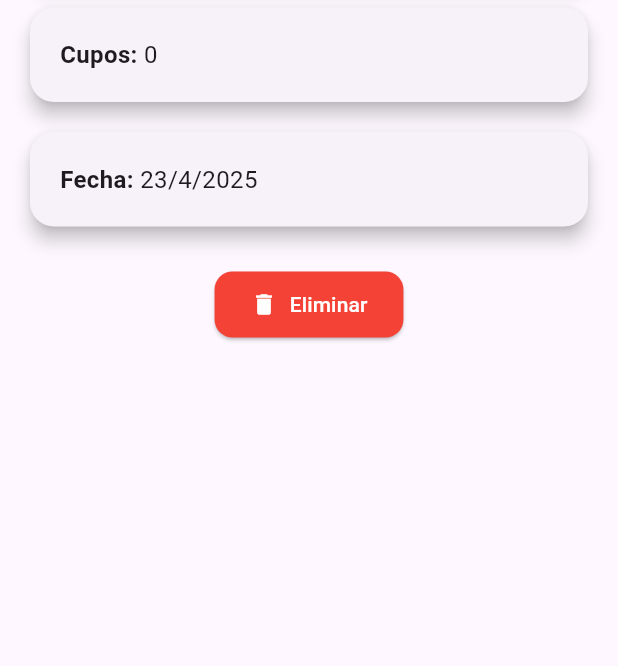
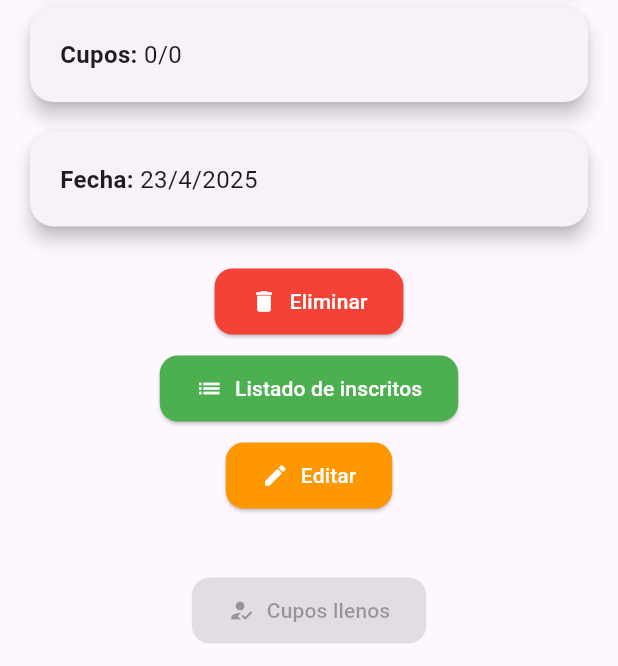
Before and after one commit to Jeffersontroches/Proyecto_lenguajes_programacion, a Flutter app: the DetallePublicacionPage screen opened directly with empty values, on a phone screen of 412 x 824 dp, the part 570-1236 px from its top. Run offline on Flutter 3.47's test engine with Material 3 defaults, Android fonts, the phone set to English and light mode, and no system bars; our stand-ins replace cloud_firestore, firebase_auth, firebase_core, google_sign_in; accounts and stored records are empty; network calls fail.

```diff
--- a/proyecto1.0/proyecto/lib/main.dart
+++ b/proyecto1.0/proyecto/lib/main.dart
@@ -22,7 +22,7 @@ class MyApp extends StatelessWidget {
       routes: {
         '/': (context) => BottomNavScreen(),
         '/login': (context) => LoginPage(),
-        '/publicacion': (context) => CreateMoviePage(),
+        '/publicacion': (context) => CreatePublicacionPage(),
       },
     );
   }
--- a/proyecto1.0/proyecto/lib/pages/DetallePublicacionPage.dart
+++ b/proyecto1.0/proyecto/lib/pages/DetallePublicacionPage.dart
@@ -2,101 +2,116 @@ import 'package:cloud_firestore/cloud_firestore.dart';
 import 'package:firebase_auth/firebase_auth.dart';
 import 'package:flutter/material.dart';
 import 'package:proyecto/models/Publicacion.dart';
+import 'package:proyecto/pages/ListadoInscritosPage.dart';
+import 'package:proyecto/pages/create_publicacion_page.dart';
 
-class DetallePublicacionPage extends StatelessWidget {
+class DetallePublicacionPage extends StatefulWidget {
   final Publicaciones publicacion;
 
   const DetallePublicacionPage({super.key, required this.publicacion});
 
   @override
+  State<DetallePublicacionPage> createState() => _DetallePublicacionPageState();
+}
+
+class _DetallePublicacionPageState extends State<DetallePublicacionPage> {
+  bool _inscrito = false;
+  int _inscritosCount = 0;
+
+  @override
+  void initState() {
+    super.initState();
+    verificarEstado();
+  }
+
+  Future<void> verificarEstado() async {
+    final user = FirebaseAuth.instance.currentUser;
+    if (user == null) return;
+
+    final firestore = FirebaseFirestore.instance;
+
+    final query =
+        await firestore
+            .collection('inscritos')
+            .where('userId', isEqualTo: user.uid)
+            .where('idPublicacion', isEqualTo: widget.publicacion.id)
+            .limit(1)
+            .get();
+
+    final inscritos =
+        await firestore
+            .collection('inscritos')
+            .where('idPublicacion', isEqualTo: widget.publicacion.id)
+            .get();
+
+    if (mounted) {
+      setState(() {
+        _inscrito = query.docs.isNotEmpty;
+        _inscritosCount = inscritos.docs.length;
+      });
+    }
+  }
+
+  Future<void> eliminarPublicacion() async {
+    final firestore = FirebaseFirestore.instance;
+
+    // Eliminar los registros de inscritos para esta publicación
+    final inscritosQuery =
+        await firestore
+            .collection('inscritos')
+            .where('idPublicacion', isEqualTo: widget.publicacion.id)
+            .get();
+
+    for (var doc in inscritosQuery.docs) {
+      await doc.reference.delete();
+    }
+
+    // Eliminar la publicación
+    await firestore
+        .collection('publicacion')
+        .doc(widget.publicacion.id)
+        .delete();
+  }
+
+  @override
   Widget build(BuildContext context) {
-    final String currentUserId = FirebaseAuth.instance.currentUser?.uid ?? '';
+    final User? user = FirebaseAuth.instance.currentUser;
+    final String currentUserId = user?.uid ?? '';
+
+    final bool cuposLlenos = _inscritosCount >= widget.publicacion.cupos;
 
     return Scaffold(
       appBar: AppBar(title: const Text('Detalle de Publicación')),
       body: SingleChildScrollView(
-        child: Padding(
         padding: const EdgeInsets.all(16.0),
         child: Column(
           children: [
             Text(
-                publicacion.titulo,
-                style: const TextStyle(
-                  fontSize: 28,
-                  fontWeight: FontWeight.bold,
-                ),
+              widget.publicacion.titulo,
+              style: const TextStyle(fontSize: 28, fontWeight: FontWeight.bold),
               textAlign: TextAlign.center,
             ),
             const SizedBox(height: 20),
 
-              Card(
-                shape: RoundedRectangleBorder(
-                  borderRadius: BorderRadius.circular(16),
+            // Info cards
+            InfoCard(
+              label: 'Descripción',
+              value: widget.publicacion.descripcion,
             ),
-                elevation: 5,
-                child: Padding(
-                  padding: const EdgeInsets.all(20.0),
-                  child: InfoRow(
-                    label: 'Descripción',
-                    value: publicacion.descripcion,
+            InfoCard(label: 'Área', value: widget.publicacion.area),
+            InfoCard(label: 'Horas', value: '${widget.publicacion.horas}'),
+            InfoCard(
+              label: 'Cupos',
+              value: '$_inscritosCount/${widget.publicacion.cupos}',
             ),
-                ),
-              ),
-              const SizedBox(height: 12),
-
-              Card(
-                shape: RoundedRectangleBorder(
-                  borderRadius: BorderRadius.circular(16),
-                ),
-                elevation: 5,
-                child: Padding(
-                  padding: const EdgeInsets.all(20.0),
-                  child: InfoRow(label: 'Área', value: publicacion.area),
-                ),
-              ),
-              const SizedBox(height: 12),
-
-              Card(
-                shape: RoundedRectangleBorder(
-                  borderRadius: BorderRadius.circular(16),
-                ),
-                elevation: 5,
-                child: Padding(
-                  padding: const EdgeInsets.all(20.0),
-                  child: InfoRow(label: 'Horas', value: '${publicacion.horas}'),
-                ),
-              ),
-              const SizedBox(height: 12),
-
-              Card(
-                shape: RoundedRectangleBorder(
-                  borderRadius: BorderRadius.circular(16),
-                ),
-                elevation: 5,
-                child: Padding(
-                  padding: const EdgeInsets.all(20.0),
-                  child: InfoRow(label: 'Cupos', value: '${publicacion.cupos}'),
-                ),
-              ),
-              const SizedBox(height: 12),
-
-              Card(
-                shape: RoundedRectangleBorder(
-                  borderRadius: BorderRadius.circular(16),
-                ),
-                elevation: 5,
-                child: Padding(
-                  padding: const EdgeInsets.all(20.0),
-                  child: InfoRow(
+            InfoCard(
               label: 'Fecha',
               value:
-                        '${publicacion.fecha.toLocal().day}/${publicacion.fecha.toLocal().month}/${publicacion.fecha.toLocal().year}',
+                  '${widget.publicacion.fecha.toLocal().day}/${widget.publicacion.fecha.toLocal().month}/${widget.publicacion.fecha.toLocal().year}',
             ),
-                ),
-              ),
-              const SizedBox(height: 24),
+            const SizedBox(height: 10),
 
-              if (publicacion.userId == currentUserId)
+            if (widget.publicacion.userId == currentUserId) ...[
               ElevatedButton.icon(
                 style: ElevatedButton.styleFrom(
                   backgroundColor: Colors.red,
@@ -116,7 +131,7 @@ class DetallePublicacionPage extends StatelessWidget {
                         (ctx) => AlertDialog(
                           title: const Text("¿Eliminar publicación?"),
                           content: const Text(
-                              "¿Estás seguro de que deseas eliminar esta publicación? Esta acción no se puede deshacer.",
+                            "¿Estás seguro de que deseas eliminar esta publicación?",
                           ),
                           actions: [
                             TextButton(
@@ -132,16 +147,13 @@ class DetallePublicacionPage extends StatelessWidget {
                   );
 
                   if (confirm == true) {
-                      await FirebaseFirestore.instance
-                          .collection('publicacion')
-                          .doc(publicacion.id)
-                          .delete();
+                    await eliminarPublicacion();
 
                     if (context.mounted) {
                       Navigator.pop(context);
                       ScaffoldMessenger.of(context).showSnackBar(
                         const SnackBar(
-                            content: Text('Publicación eliminada'),
+                          content: Text('Publicación y registros eliminados'),
                         ),
                       );
                     }
@@ -150,30 +162,160 @@ class DetallePublicacionPage extends StatelessWidget {
                 icon: const Icon(Icons.delete),
                 label: const Text('Eliminar'),
               ),
+              const SizedBox(height: 10),
+              ElevatedButton.icon(
+                onPressed: () {
+                  Navigator.push(
+                    context,
+                    MaterialPageRoute(
+                      builder:
+                          (context) => ListadoInscritosPage(
+                            publicacionId: widget.publicacion.id!,
+                          ),
+                    ),
+                  );
+                },
+                icon: const Icon(Icons.list),
+                label: const Text('Listado de inscritos'),
+                style: ElevatedButton.styleFrom(
+                  backgroundColor: Colors.green,
+                  foregroundColor: Colors.white,
+                  padding: const EdgeInsets.symmetric(
+                    horizontal: 24,
+                    vertical: 12,
+                  ),
+                  shape: RoundedRectangleBorder(
+                    borderRadius: BorderRadius.circular(12),
+                  ),
+                ),
+              ),
+              const SizedBox(height: 10),
+              ElevatedButton.icon(
+                onPressed: () {
+                  Navigator.push(
+                    context,
+                    MaterialPageRoute(
+                      builder:
+                          (context) => CreatePublicacionPage(
+                            publicacion: widget.publicacion,
+                          ),
+                    ),
+                  );
+                },
+                icon: const Icon(Icons.edit),
+                label: const Text('Editar'),
+                style: ElevatedButton.styleFrom(
+                  backgroundColor: Colors.orange,
+                  foregroundColor: Colors.white,
+                  padding: const EdgeInsets.symmetric(
+                    horizontal: 24,
+                    vertical: 12,
+                  ),
+                  shape: RoundedRectangleBorder(
+                    borderRadius: BorderRadius.circular(12),
+                  ),
+                ),
+              ),
             ],
+
+            const SizedBox(height: 16),
+
+            const SizedBox(height: 10),
+
+            const SizedBox(height: 16),
+
+            ElevatedButton.icon(
+              onPressed:
+                  (_inscrito || cuposLlenos)
+                      ? null
+                      : () async {
+                        if (user != null) {
+                          await FirebaseFirestore.instance
+                              .collection('inscritos')
+                              .add({
+                                'userId': user.uid,
+                                'nombre': user.displayName ?? 'Sin nombre',
+                                'email': user.email ?? 'Sin correo',
+                                'idPublicacion': widget.publicacion.id,
+                                'timestamp': FieldValue.serverTimestamp(),
+                              });
+
+                          if (context.mounted) {
+                            setState(() {
+                              _inscrito = true;
+                              _inscritosCount++;
+                            });
+                            ScaffoldMessenger.of(context).showSnackBar(
+                              const SnackBar(
+                                content: Text('Inscripción exitosa'),
                               ),
+                            );
+                          }
+                        }
+                      },
+              icon: const Icon(Icons.how_to_reg),
+              label: Text(
+                _inscrito
+                    ? 'Ya inscrito'
+                    : cuposLlenos
+                    ? 'Cupos llenos'
+                    : 'Inscribirse',
+              ),
+              style: ElevatedButton.styleFrom(
+                backgroundColor:
+                    (_inscrito || cuposLlenos) ? Colors.grey : Colors.blue,
+                foregroundColor: Colors.white,
+                padding: const EdgeInsets.symmetric(
+                  horizontal: 24,
+                  vertical: 12,
+                ),
+                shape: RoundedRectangleBorder(
+                  borderRadius: BorderRadius.circular(12),
+                ),
+              ),
+            ),
+          ],
         ),
       ),
     );
   }
 }
 
-class InfoRow extends StatelessWidget {
+class InfoCard extends StatelessWidget {
   final String label;
   final String value;
 
-  const InfoRow({super.key, required this.label, required this.value});
+  const InfoCard({super.key, required this.label, required this.value});
 
   @override
   Widget build(BuildContext context) {
-    return Row(
+    return Column(
+      children: [
+        Card(
+          shape: RoundedRectangleBorder(
+            borderRadius: BorderRadius.circular(16),
+          ),
+          elevation: 5,
+          child: Padding(
+            padding: const EdgeInsets.all(20.0),
+            child: Row(
               crossAxisAlignment: CrossAxisAlignment.start,
               children: [
                 Text(
                   '$label: ',
-          style: const TextStyle(fontWeight: FontWeight.bold, fontSize: 16),
+                  style: const TextStyle(
+                    fontWeight: FontWeight.bold,
+                    fontSize: 16,
                   ),
-        Expanded(child: Text(value, style: const TextStyle(fontSize: 16))),
+                ),
+                Expanded(
+                  child: Text(value, style: const TextStyle(fontSize: 16)),
+                ),
+              ],
+            ),
+          ),
+        ),
+        const SizedBox(height: 12),
       ],
     );
   }
```
Also changed, not shown: proyecto1.0/proyecto/lib/pages/ListadoInscritosPage.dart (added, +48 -0 lines), proyecto1.0/proyecto/lib/pages/create_publicacion_page.dart (+42 -13 lines), proyecto1.0/proyecto/lib/pages/horas_page.dart (deleted, +0 -8 lines), proyecto1.0/proyecto/lib/pages/suscrito_Page.dart (added, +102 -0 lines), proyecto1.0/proyecto/lib/screens/botton_nav_bar.dart (+6 -2 lines). Lines whose indentation alone changed are shown as unchanged.
